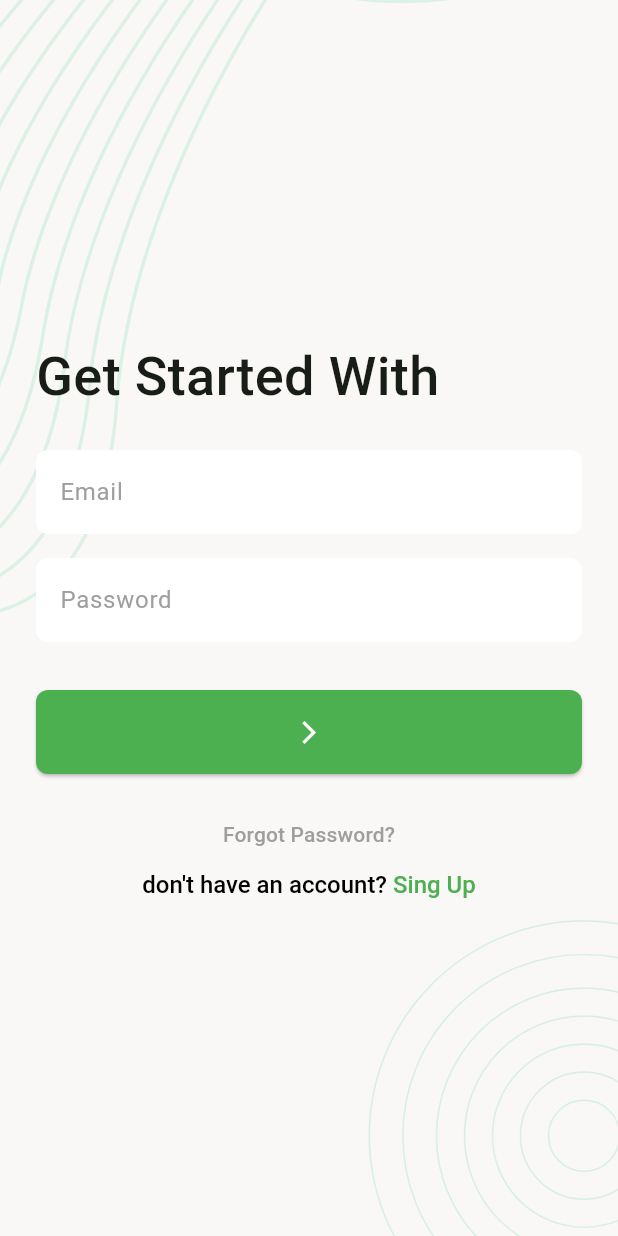
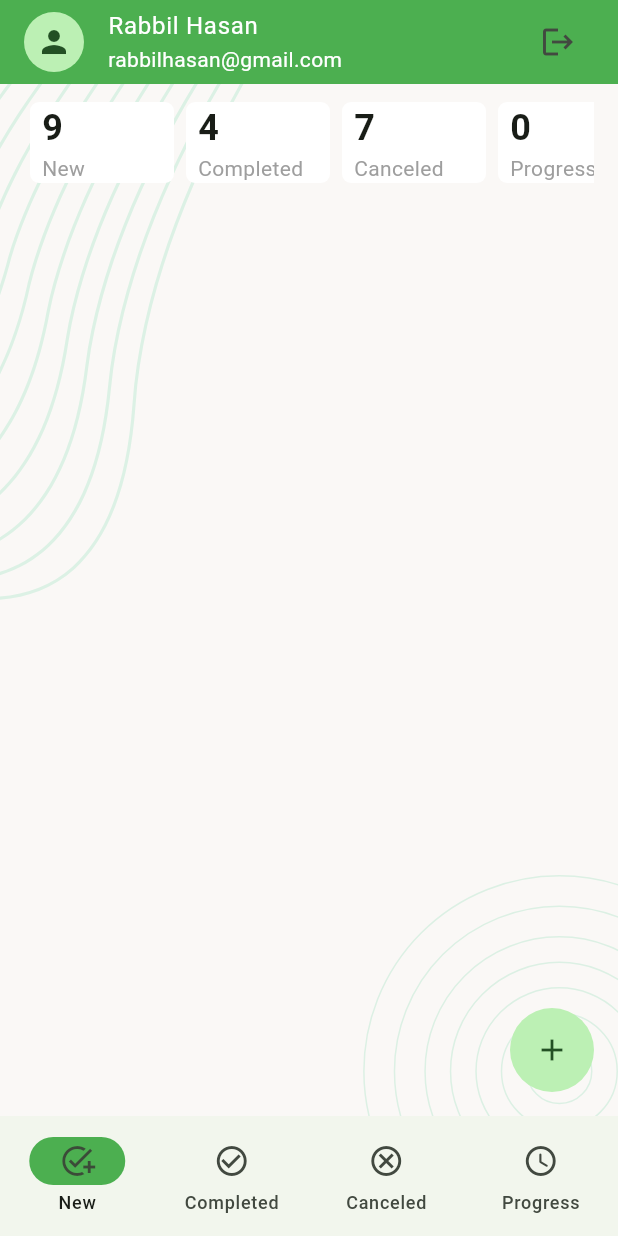
Before and after one commit to IkramulHasanTanvir/TaskManagerApp, a Flutter app: the screen it shows after launch, after a tap on the "arrow forward ios" icon, on a phone screen of 412 x 824 dp. Run offline on Flutter 3.47's test engine with Material 3 defaults, Android fonts, the phone set to English and light mode, and no system bars; our stand-ins replace flutter_svg, pin_code_fields.

Commit message:
added main bottom nav bar

```diff
--- a/lib/app.dart
+++ b/lib/app.dart
@@ -20,7 +20,16 @@ class _TaskManagerAppState extends State<TaskManagerApp> {
         colorSchemeSeed: AppColors.themeColor,
         inputDecorationTheme: _inputDecorationTheme(),
         elevatedButtonTheme: _elevatedButtonThemeData(),
+        navigationBarTheme: _navigationBarThemeData(),
       ),
+    );
+  }
+
+  NavigationBarThemeData _navigationBarThemeData() {
+    return NavigationBarThemeData(
+      backgroundColor: Colors.transparent,
+      surfaceTintColor: Colors.grey.shade400,
+      indicatorColor: AppColors.themeColor,
     );
   }
 
--- /dev/null
+++ b/lib/ui/screens/main_bottom_nav_bar.dart
@@ -0,0 +1,41 @@
+import 'package:flutter/material.dart';
+import 'package:task_manager_app/ui/screens/canceled_task_screen.dart';
+import 'package:task_manager_app/ui/screens/completed_task_screen.dart';
+import 'package:task_manager_app/ui/screens/new_task_screen.dart';
+import 'package:task_manager_app/ui/screens/progress_task_screen.dart';
+import 'package:task_manager_app/ui/widgets/custom_app_bar.dart';
+import 'package:task_manager_app/ui/widgets/custom_navigation_bar.dart';
+
+class MainBottomNavBar extends StatefulWidget {
+  const MainBottomNavBar({super.key});
+
+  @override
+  State<MainBottomNavBar> createState() => _MainBottomNavBarState();
+}
+
+class _MainBottomNavBarState extends State<MainBottomNavBar> {
+  int _selectedIndex = 0;
+  final List<Widget> _screens = const [
+    NewTaskScreen(),
+    CompletedTaskScreen(),
+    CanceledTaskScreen(),
+    ProgressTaskScreen(),
+  ];
+
+  @override
+  Widget build(BuildContext context) {
+    return Scaffold(
+      appBar: const CustomAppBar(),
+      body: _screens[_selectedIndex],
+      bottomNavigationBar: CustomNavigationBar(
+        selectedIndex: _selectedIndex,
+        onTapNavigate: _onTapNavigate,
+      ),
+    );
+  }
+
+  void _onTapNavigate(int index) {
+    _selectedIndex = index;
+    setState(() {});
+  }
+}
--- /dev/null
+++ b/lib/ui/screens/new_task_screen.dart
@@ -0,0 +1,61 @@
+import 'package:flutter/material.dart';
+import 'package:task_manager_app/ui/screens/add_new_task_screen.dart';
+import 'package:task_manager_app/ui/widgets/custom_scaffold.dart';
+import 'package:task_manager_app/ui/widgets/task_summaryCard.dart';
+
+class NewTaskScreen extends StatefulWidget {
+  const NewTaskScreen({super.key});
+
+  @override
+  State<NewTaskScreen> createState() => _NewTaskScreenState();
+}
+
+class _NewTaskScreenState extends State<NewTaskScreen> {
+  @override
+  Widget build(BuildContext context) {
+    return CustomScaffold(
+      floatingActionButton: FloatingActionButton(
+        elevation: 0,
+        shape: const CircleBorder(),
+        onPressed: _onTapFAB,
+        child: const Icon(Icons.add),
+      ),
+      body: const Column(
+        children: [
+          SingleChildScrollView(
+            scrollDirection: Axis.horizontal,
+            child: Row(
+              children: [
+                TaskSummaryCard(
+                  count: 9,
+                  title: 'New',
+                ),
+                TaskSummaryCard(
+                  count: 4,
+                  title: 'Completed',
+                ),
+                TaskSummaryCard(
+                  count: 7,
+                  title: 'Canceled',
+                ),
+                TaskSummaryCard(
+                  count: 0,
+                  title: 'Progress',
+                ),
+              ],
+            ),
+          ),
+        ],
+      ),
+    );
+  }
+
+  void _onTapFAB() {
+    Navigator.push(
+      context,
+      MaterialPageRoute(
+        builder: (context) => const AddNewTaskScreen(),
+      ),
+    );
+  }
+}
--- a/lib/ui/screens/sing_in_screen.dart
+++ b/lib/ui/screens/sing_in_screen.dart
@@ -1,6 +1,7 @@
 import 'package:flutter/gestures.dart';
 import 'package:flutter/material.dart';
 import 'package:task_manager_app/ui/screens/forgot_email_screen.dart';
+import 'package:task_manager_app/ui/screens/main_bottom_nav_bar.dart';
 import 'package:task_manager_app/ui/screens/sing_up_screen.dart';
 import 'package:task_manager_app/ui/utils/app_colors.dart';
 import 'package:task_manager_app/ui/utils/app_texts.dart';
@@ -72,7 +73,12 @@ class _SingInScreenState extends State<SingInScreen> {
   }
 
   void _onTapSingIn() {
-    //TODO: implement an tap sing in
+    Navigator.pushAndRemoveUntil(
+        context,
+        MaterialPageRoute(
+          builder: (context) => const MainBottomNavBar(),
+        ),
+        (value) => false);
   }
 
   // forgot password screen here
--- a/lib/ui/utils/app_texts.dart
+++ b/lib/ui/utils/app_texts.dart
@@ -6,4 +6,5 @@ class AppTexts {
   static const TextStyle titleText = TextStyle(fontSize: 16,fontWeight: FontWeight.w500,color: Colors.black);
 
   static const TextStyle labelText = TextStyle(color: Colors.grey);
+
 }
--- /dev/null
+++ b/lib/ui/widgets/custom_app_bar.dart
@@ -0,0 +1,42 @@
+import 'package:flutter/material.dart';
+import 'package:task_manager_app/ui/screens/sing_in_screen.dart';
+import 'package:task_manager_app/ui/utils/app_colors.dart';
+
+class CustomAppBar extends StatelessWidget implements PreferredSizeWidget {
+  const CustomAppBar({
+    super.key,
+  });
+
+  @override
+  Widget build(BuildContext context) {
+    return AppBar(
+      automaticallyImplyLeading: false,
+      backgroundColor: AppColors.themeColor,
+      title: ListTile(
+        textColor: Colors.white,
+        contentPadding: EdgeInsets.zero,
+        leading: const CircleAvatar(
+          child: Icon(Icons.person),
+        ),
+        title: const Text('Rabbil Hasan'),
+        subtitle: const Text('rabbilhasan@gmail.com'),
+        trailing: IconButton(
+          icon: const Icon(Icons.logout),
+          onPressed: () => _onTapLogout(context),
+        ),
+      ),
+    );
+  }
+
+  void _onTapLogout(BuildContext context) {
+    Navigator.pushAndRemoveUntil(
+        context,
+        MaterialPageRoute(
+          builder: (context) => const SingInScreen(),
+        ),
+        (predicate) => false);
+  }
+
+  @override
+  Size get preferredSize => const Size.fromHeight(kToolbarHeight);
+}
--- /dev/null
+++ b/lib/ui/widgets/custom_navigation_bar.dart
@@ -0,0 +1,42 @@
+import 'package:flutter/material.dart';
+
+class CustomNavigationBar extends StatelessWidget {
+  const CustomNavigationBar({
+    super.key,
+    required this.onTapNavigate,
+    required this.selectedIndex,
+  });
+
+  final ValueChanged<int> onTapNavigate;
+  final int selectedIndex;
+
+  @override
+  Widget build(BuildContext context) {
+    return NavigationBar(
+      onDestinationSelected: onTapNavigate,
+      selectedIndex: selectedIndex,
+      destinations: const [
+        NavigationDestination(
+          icon: Icon(Icons.add_task),
+          selectedIcon: Icon(Icons.add_task_outlined),
+          label: 'New',
+        ),
+        NavigationDestination(
+          icon: Icon(Icons.check_circle_outline),
+          selectedIcon: Icon(Icons.check_circle),
+          label: 'Completed',
+        ),
+        NavigationDestination(
+          icon: Icon(Icons.cancel_outlined),
+          selectedIcon: Icon(Icons.cancel),
+          label: 'Canceled',
+        ),
+        NavigationDestination(
+          icon: Icon(Icons.access_time_rounded),
+          selectedIcon: Icon(Icons.access_time_filled),
+          label: 'Progress',
+        ),
+      ],
+    );
+  }
+}
--- a/lib/ui/widgets/custom_scaffold.dart
+++ b/lib/ui/widgets/custom_scaffold.dart
@@ -26,7 +26,7 @@ class CustomScaffold extends StatelessWidget {
       bottomNavigationBar: bottomNavigationBar,
       body: ScreenBackground(
         child: Padding(
-          padding: const EdgeInsets.symmetric(horizontal: 24.0),
+          padding: const EdgeInsets.symmetric(horizontal: 16.0),
           child: _buildBody(context),
         ),
       ),
--- a/lib/ui/widgets/custom_text_form_field.dart
+++ b/lib/ui/widgets/custom_text_form_field.dart
@@ -7,12 +7,14 @@ class CustomTextFormField extends StatelessWidget {
     this.controller,
     this.obscureText = false,
     required this.hintText,
+    this.maxLines = 1,
   });
 
   final TextInputType? keyboardType;
   final TextEditingController? controller;
   final String hintText;
   final bool obscureText;
+  final int? maxLines;
 
   @override
   Widget build(BuildContext context) {
@@ -22,6 +24,7 @@ class CustomTextFormField extends StatelessWidget {
         keyboardType: keyboardType,
         controller: controller,
         obscureText: obscureText,
+        maxLines: maxLines,
         decoration: InputDecoration(
           hintText: hintText,
         ),
--- /dev/null
+++ b/lib/ui/widgets/task_summaryCard.dart
@@ -0,0 +1,49 @@
+import 'package:flutter/material.dart';
+import 'package:task_manager_app/ui/utils/app_texts.dart';
+
+class TaskSummaryCard extends StatelessWidget {
+  const TaskSummaryCard({
+    super.key,
+    required this.count,
+    required this.title,
+  });
+
+  final int count;
+  final String title;
+
+  @override
+  Widget build(BuildContext context) {
+    return Padding(
+      padding: const EdgeInsets.symmetric(vertical: 8.0),
+      child: Card(
+        shape: RoundedRectangleBorder(
+          borderRadius: BorderRadius.circular(6),
+        ),
+        color: Colors.white,
+        elevation: 0,
+        child: SizedBox(
+          width: 96,
+          child: Padding(
+            padding: const EdgeInsets.symmetric(horizontal: 8.0),
+            child: Column(
+              crossAxisAlignment: CrossAxisAlignment.start,
+              children: [
+                Text(
+                  count.toString(),
+                  style: const TextStyle(
+                    fontSize: 24,
+                    fontWeight: FontWeight.bold,
+                  ),
+                ),
+                Text(
+                  title,
+                  style: AppTexts.labelText,
+                ),
+              ],
+            ),
+          ),
+        ),
+      ),
+    );
+  }
+}
```
Also changed, not shown: lib/ui/screens/add_new_task_screen.dart (added, +41 -0 lines), lib/ui/screens/canceled_task_screen.dart (added, +10 -0 lines), lib/ui/screens/completed_task_screen.dart (added, +10 -0 lines), lib/ui/screens/progress_task_screen.dart (added, +10 -0 lines), lib/ui/widgets/custom_card_tile.dart (added, +14 -0 lines).
